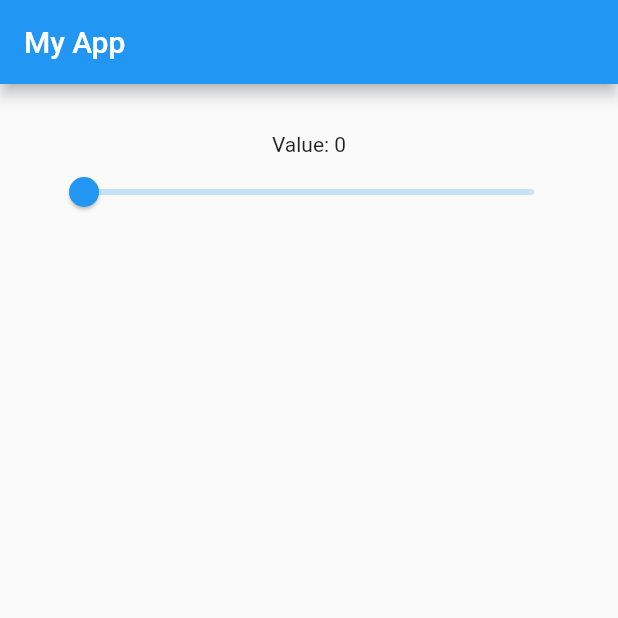
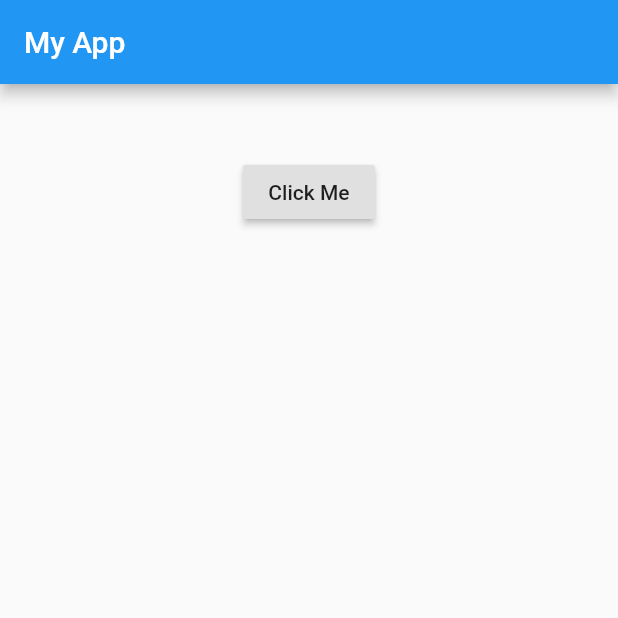
Before and after one commit to geordanex/Flutter-showcase, a Flutter app: the screen it shows after launch, on a phone screen of 412 x 824 dp, the top half of it. Run offline on Flutter 3.47's test engine with Material 2 defaults, Android fonts, the phone set to English and light mode, and no system bars.

```diff
--- a/lib/main.dart
+++ b/lib/main.dart
@@ -1,4 +1,5 @@
 import 'package:flutter/material.dart';
+import 'dart:async';
 
 void main() => runApp(MaterialApp(home: MyApp()));
 
@@ -8,9 +9,16 @@ class MyApp extends StatefulWidget {
 }
 
 class _State extends State<MyApp> {
-  double _value = 0.0;
+  String _value = '';
 
-  void _setValue(double value) => setState(() => _value = value);
+  Future _selectDate() async {
+    DateTime picked = await showDatePicker(
+        context: context,
+        initialDate: new DateTime.now(),
+        firstDate: new DateTime(2016),
+        lastDate: new DateTime(2020));
+    if (picked != null) setState(() => _value = picked.toString());
+  }
 
   @override
   Widget build(BuildContext context) {
@@ -23,10 +31,10 @@ class _State extends State<MyApp> {
         child: new Center(
           child: new Column(
             children: <Widget>[
-              new Text('Value: ${(_value * 100).round()}'),
-              new Slider(
-                value: _value,
-                onChanged: _setValue,
+              new Text(_value),
+              new RaisedButton(
+                onPressed: _selectDate,
+                child: new Text('Click Me'),
               )
             ],
           ),
```
